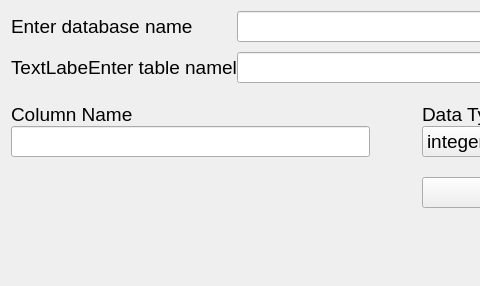
MarijanB/PyQt5, file BazePodataka/demoCreateTable.ui: the form before one commit; both pictures show x 0 to 480 and y 0 to 286 of the 957 by 286 pixel window.
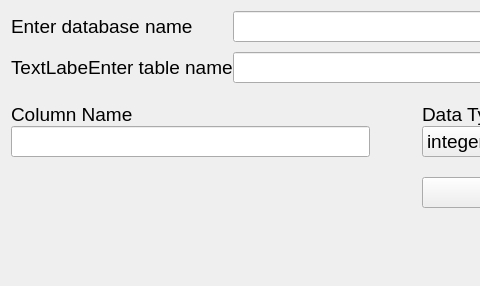
The form after the commit.

The edit to the form file:
```diff
--- a/BazePodataka/demoCreateTable.ui
+++ b/BazePodataka/demoCreateTable.ui
@@ -167,7 +167,7 @@
         </font>
        </property>
        <property name="text">
-        <string>TextLabeEnter table namel</string>
+        <string>TextLabeEnter table name</string>
        </property>
       </widget>
      </item>
```
Left out of the diff: 10 changed lines with no effect on the pictures.
